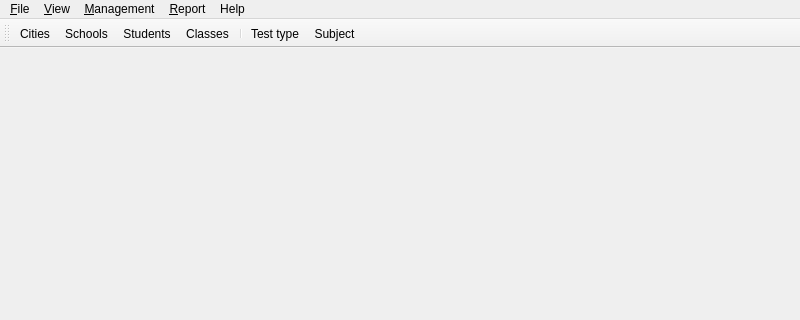
The window that TeacherHelper/src/mainForm.ui (jeremydumais/TeacherHelper) describes before a commit, drawn with Qt 5; both pictures show x 0 to 800 and y 0 to 320 of the 800 by 600 pixel window.
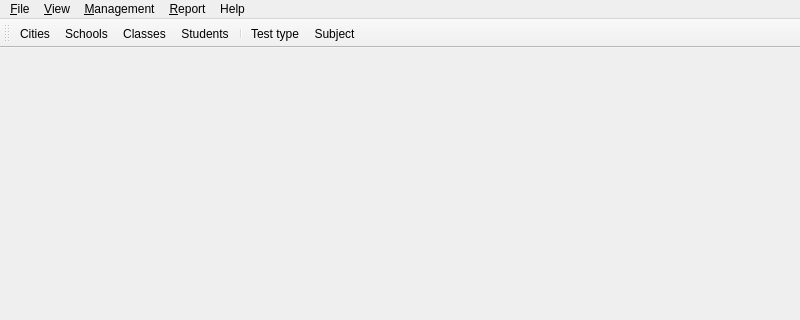
The same window after the commit. Icons and pictures are not drawn.

Commit message: Worked on the class and student selection form.

```diff
--- a/TeacherHelper/src/mainForm.ui
+++ b/TeacherHelper/src/mainForm.ui
@@ -95,8 +95,8 @@
    </attribute>
    <addaction name="action_Cities"/>
    <addaction name="action_Schools"/>
-   <addaction name="action_Students"/>
    <addaction name="action_Classes"/>
+   <addaction name="action_Students"/>
    <addaction name="separator"/>
    <addaction name="action_TestTypes"/>
    <addaction name="action_Subjects"/>
```
The commit also changes 20 other files.
